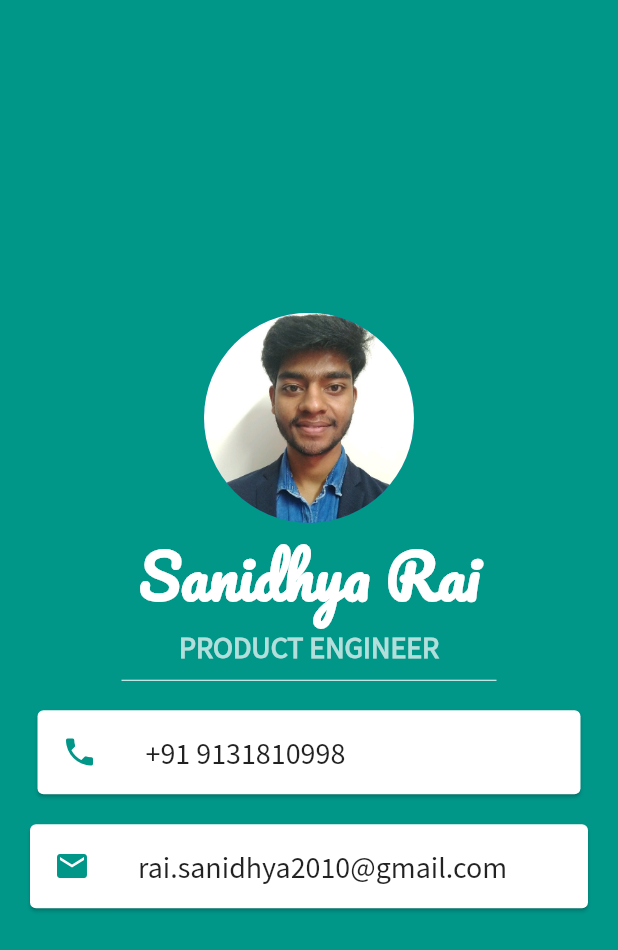
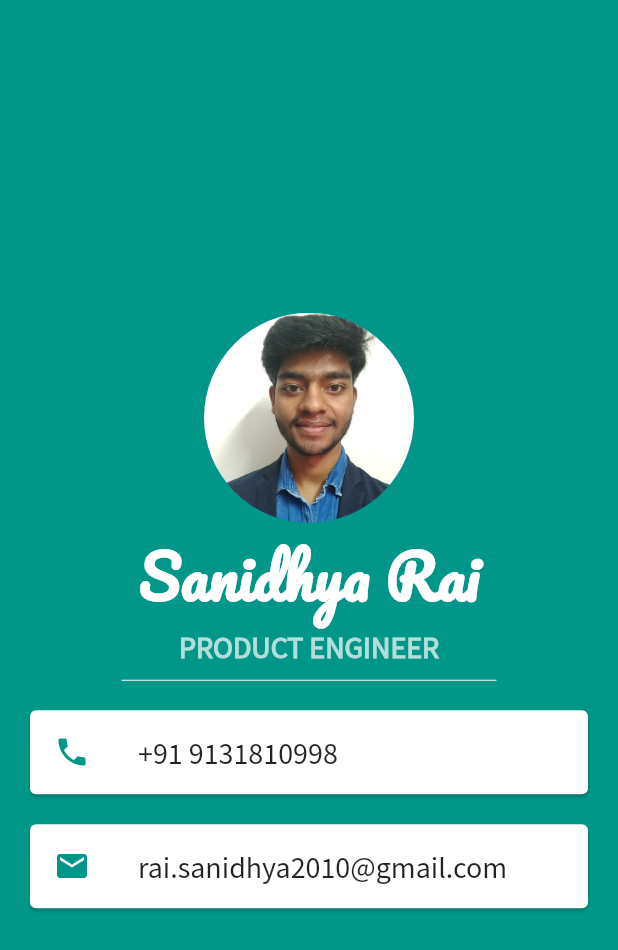
Before and after one commit to sani-Alpha/my_card, a Flutter app: the screen it shows after launch, on a phone screen of 412 x 824 dp. Shown: the top 950 px of the screen. Run offline on Flutter 3.47's test engine with Material 2 defaults, Android fonts, the phone set to English and light mode, and no system bars.

Commit message:
minor change

```diff
--- a/lib/main.dart
+++ b/lib/main.dart
@@ -43,7 +43,7 @@ class App extends StatelessWidget {
                 )),
             Card(
               color: Colors.white,
-              margin: EdgeInsets.symmetric(vertical: 10, horizontal: 25),
+              margin: EdgeInsets.symmetric(vertical: 10, horizontal: 20),
               child: ListTile(
                 leading: Icon(Icons.phone, color: Colors.teal),
                 title: Text(
```
